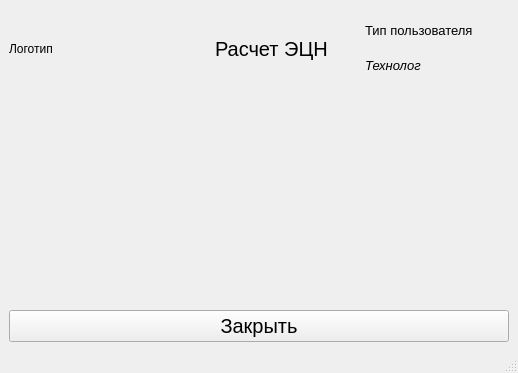
Before: the Qt Designer form pumpCalc_window.ui in yn4kwert/Technologist, drawn with Qt 5.
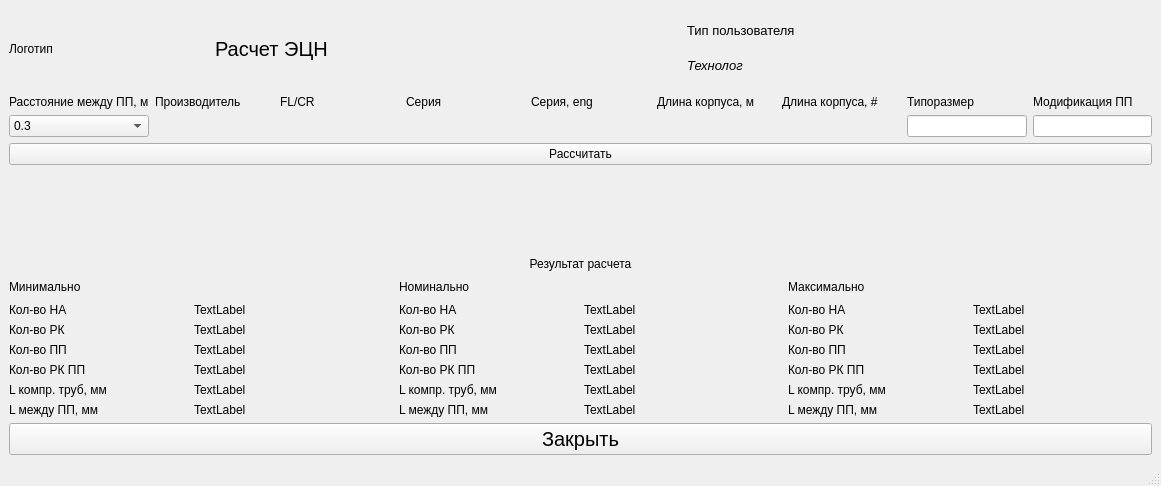
After: the same form once the commit is applied.

Commit message: PumpCalc started

Patch:
```diff
--- a/pumpCalc_window.ui
+++ b/pumpCalc_window.ui
@@ -6,8 +6,8 @@
    <rect>
     <x>0</x>
     <y>0</y>
-    <width>518</width>
-    <height>373</height>
+    <width>1161</width>
+    <height>486</height>
    </rect>
   </property>
   <property name="windowTitle">
@@ -114,6 +114,131 @@
         </item>
        </layout>
       </item>
+      <item>
+       <layout class="QGridLayout" name="gridLayoutInput">
+        <item row="1" column="7">
+         <widget class="QLineEdit" name="lineEditlabelStagSize">
+          <property name="sizePolicy">
+           <sizepolicy hsizetype="Preferred" vsizetype="Fixed">
+            <horstretch>0</horstretch>
+            <verstretch>0</verstretch>
+           </sizepolicy>
+          </property>
+          <property name="maximumSize">
+           <size>
+            <width>200</width>
+            <height>16777215</height>
+           </size>
+          </property>
+         </widget>
+        </item>
+        <item row="1" column="0">
+         <widget class="QComboBox" name="comboBoxEXSDistanse">
+          <item>
+           <property name="text">
+            <string>0.3</string>
+           </property>
+          </item>
+          <item>
+           <property name="text">
+            <string>0.5</string>
+           </property>
+          </item>
+          <item>
+           <property name="text">
+            <string>1.0</string>
+           </property>
+          </item>
+         </widget>
+        </item>
+        <item row="0" column="7">
+         <widget class="QLabel" name="labelStagSize">
+          <property name="text">
+           <string>Типоразмер</string>
+          </property>
+         </widget>
+        </item>
+        <item row="0" column="5">
+         <widget class="QLabel" name="labelHousingLengthRus">
+          <property name="text">
+           <string>Длина корпуса, м</string>
+          </property>
+         </widget>
+        </item>
+        <item row="0" column="0">
+         <widget class="QLabel" name="labelEXSDistanse">
+          <property name="text">
+           <string>Расстояние между ПП, м</string>
+          </property>
+         </widget>
+        </item>
+        <item row="0" column="6">
+         <widget class="QLabel" name="labelHousingLengthEng">
+          <property name="text">
+           <string>Длина корпуса, #</string>
+          </property>
+         </widget>
+        </item>
+        <item row="0" column="4">
+         <widget class="QLabel" name="labelSeriesEng">
+          <property name="text">
+           <string>Серия, eng</string>
+          </property>
+         </widget>
+        </item>
+        <item row="0" column="1">
+         <widget class="QLabel" name="labelProductLine">
+          <property name="text">
+           <string>Производитель</string>
+          </property>
+         </widget>
+        </item>
+        <item row="0" column="3">
+         <widget class="QLabel" name="labelSeriesRus">
+          <property name="text">
+           <string>Серия</string>
+          </property>
+         </widget>
+        </item>
+        <item row="0" column="2">
+         <widget class="QLabel" name="labelFLCR">
+          <property name="text">
+           <string>FL/CR</string>
+          </property>
+         </widget>
+        </item>
+        <item row="0" column="8">
+         <widget class="QLabel" name="labelBearingMod">
+          <property name="text">
+           <string>Модификация ПП</string>
+          </property>
+         </widget>
+        </item>
+        <item row="1" column="8">
+         <widget class="QLineEdit" name="lineEditlabelBearingMod">
+          <property name="sizePolicy">
+           <sizepolicy hsizetype="Preferred" vsizetype="Fixed">
+            <horstretch>0</horstretch>
+            <verstretch>0</verstretch>
+           </sizepolicy>
+          </property>
+          <property name="maximumSize">
+           <size>
+            <width>200</width>
+            <height>16777215</height>
+           </size>
+          </property>
+         </widget>
+        </item>
+       </layout>
+      </item>
+      <item>
+       <widget class="QPushButton" name="pushButtonCalculate">
+        <property name="text">
+         <string>Рассчитать</string>
+        </property>
+       </widget>
+      </item>
       <item>
        <spacer name="verticalSpacer">
         <property name="orientation">
@@ -122,11 +247,345 @@
         <property name="sizeHint" stdset="0">
          <size>
           <width>20</width>
-          <height>40</height>
+          <height>0</height>
          </size>
         </property>
        </spacer>
       </item>
+      <item>
+       <widget class="QLabel" name="labelCalcRes">
+        <property name="text">
+         <string>Результат расчета</string>
+        </property>
+        <property name="alignment">
+         <set>Qt::AlignCenter</set>
+        </property>
+        <property name="wordWrap">
+         <bool>false</bool>
+        </property>
+       </widget>
+      </item>
+      <item>
+       <layout class="QGridLayout" name="gridLayoutResult">
+        <item row="0" column="1">
+         <spacer name="horizontalSpacer">
+          <property name="orientation">
+           <enum>Qt::Horizontal</enum>
+          </property>
+          <property name="sizeType">
+           <enum>QSizePolicy::Fixed</enum>
+          </property>
+          <property name="sizeHint" stdset="0">
+           <size>
+            <width>20</width>
+            <height>20</height>
+           </size>
+          </property>
+         </spacer>
+        </item>
+        <item row="0" column="0">
+         <widget class="QLabel" name="labelMinRes">
+          <property name="text">
+           <string>Минимально</string>
+          </property>
+         </widget>
+        </item>
+        <item row="0" column="4">
+         <widget class="QLabel" name="labelMaxRes">
+          <property name="text">
+           <string>Максимально</string>
+          </property>
+         </widget>
+        </item>
+        <item row="0" column="2">
+         <widget class="QLabel" name="labelNomRes">
+          <property name="text">
+           <string>Номинально</string>
+          </property>
+         </widget>
+        </item>
+        <item row="1" column="2">
+         <layout class="QGridLayout" name="gridLayoutResNom">
+          <item row="1" column="1">
+           <widget class="QLabel" name="label_20">
+            <property name="text">
+             <string>TextLabel</string>
+            </property>
+           </widget>
+          </item>
+          <item row="1" column="0">
+           <widget class="QLabel" name="labelImpNumNom">
+            <property name="text">
+             <string>Кол-во РК</string>
+            </property>
+           </widget>
+          </item>
+          <item row="0" column="0">
+           <widget class="QLabel" name="labelDifNumNom">
+            <property name="text">
+             <string>Кол-во НА</string>
+            </property>
+           </widget>
+          </item>
+          <item row="3" column="0">
+           <widget class="QLabel" name="labelBrgImpNumNom">
+            <property name="text">
+             <string>Кол-во РК ПП</string>
+            </property>
+           </widget>
+          </item>
+          <item row="0" column="1">
+           <widget class="QLabel" name="label_9">
+            <property name="text">
+             <string>TextLabel</string>
+            </property>
+           </widget>
+          </item>
+          <item row="3" column="1">
+           <widget class="QLabel" name="label_22">
+            <property name="text">
+             <string>TextLabel</string>
+            </property>
+           </widget>
+          </item>
+          <item row="2" column="1">
+           <widget class="QLabel" name="label_23">
+            <property name="text">
+             <string>TextLabel</string>
+            </property>
+           </widget>
+          </item>
+          <item row="2" column="0">
+           <widget class="QLabel" name="labelBrgNumNom">
+            <property name="text">
+             <string>Кол-во ПП</string>
+            </property>
+           </widget>
+          </item>
+          <item row="5" column="1">
+           <widget class="QLabel" name="label_7">
+            <property name="text">
+             <string>TextLabel</string>
+            </property>
+           </widget>
+          </item>
+          <item row="5" column="0">
+           <widget class="QLabel" name="labelLenBetweenBrgNom">
+            <property name="text">
+             <string>L между ПП, мм</string>
+            </property>
+           </widget>
+          </item>
+          <item row="4" column="0">
+           <widget class="QLabel" name="labelComprTubeLenNom">
+            <property name="text">
+             <string>L компр. труб, мм</string>
+            </property>
+           </widget>
+          </item>
+          <item row="4" column="1">
+           <widget class="QLabel" name="label_24">
+            <property name="text">
+             <string>TextLabel</string>
+            </property>
+           </widget>
+          </item>
+         </layout>
+        </item>
+        <item row="1" column="4">
+         <layout class="QGridLayout" name="gridLayoutResMax">
+          <item row="1" column="1">
+           <widget class="QLabel" name="label_25">
+            <property name="text">
+             <string>TextLabel</string>
+            </property>
+           </widget>
+          </item>
+          <item row="1" column="0">
+           <widget class="QLabel" name="labelImpNumMax">
+            <property name="text">
+             <string>Кол-во РК</string>
+            </property>
+           </widget>
+          </item>
+          <item row="0" column="0">
+           <widget class="QLabel" name="labelDifNumMax">
+            <property name="text">
+             <string>Кол-во НА</string>
+            </property>
+           </widget>
+          </item>
+          <item row="3" column="0">
+           <widget class="QLabel" name="labelBrgImpNumMax">
+            <property name="text">
+             <string>Кол-во РК ПП</string>
+            </property>
+           </widget>
+          </item>
+          <item row="0" column="1">
+           <widget class="QLabel" name="label_10">
+            <property name="text">
+             <string>TextLabel</string>
+            </property>
+           </widget>
+          </item>
+          <item row="3" column="1">
+           <widget class="QLabel" name="label_26">
+            <property name="text">
+             <string>TextLabel</string>
+            </property>
+           </widget>
+          </item>
+          <item row="2" column="1">
+           <widget class="QLabel" name="label_27">
+            <property name="text">
+             <string>TextLabel</string>
+            </property>
+           </widget>
+          </item>
+          <item row="2" column="0">
+           <widget class="QLabel" name="labelBrgNumMax">
+            <property name="text">
+             <string>Кол-во ПП</string>
+            </property>
+           </widget>
+          </item>
+          <item row="5" column="1">
+           <widget class="QLabel" name="label_28">
+            <property name="text">
+             <string>TextLabel</string>
+            </property>
+           </widget>
+          </item>
+          <item row="5" column="0">
+           <widget class="QLabel" name="labelLenBetweenBrgMax">
+            <property name="text">
+             <string>L между ПП, мм</string>
+            </property>
+           </widget>
+          </item>
+          <item row="4" column="0">
+           <widget class="QLabel" name="labelComprTubeLenMax">
+            <property name="text">
+             <string>L компр. труб, мм</string>
+            </property>
+           </widget>
+          </item>
+          <item row="4" column="1">
+           <widget class="QLabel" name="label_29">
+            <property name="text">
+             <string>TextLabel</string>
+            </property>
+           </widget>
+          </item>
+         </layout>
+        </item>
+        <item row="1" column="0">
+         <layout class="QGridLayout" name="gridLayoutResMin">
+          <item row="1" column="1">
+           <widget class="QLabel" name="label_18">
+            <property name="text">
+             <string>TextLabel</string>
+            </property>
+           </widget>
+          </item>
+          <item row="1" column="0">
+           <widget class="QLabel" name="labelImpNumMin">
+            <property name="text">
+             <string>Кол-во РК</string>
+            </property>
+           </widget>
+          </item>
+          <item row="0" column="0">
+           <widget class="QLabel" name="labelDifNumMin">
+            <property name="text">
+             <string>Кол-во НА</string>
+            </property>
+           </widget>
+          </item>
+          <item row="3" column="0">
+           <widget class="QLabel" name="labelBrgImpNumMin">
+            <property name="text">
+             <string>Кол-во РК ПП</string>
+            </property>
+           </widget>
+          </item>
+          <item row="0" column="1">
+           <widget class="QLabel" name="label_8">
+            <property name="text">
+             <string>TextLabel</string>
+            </property>
+           </widget>
+          </item>
+          <item row="3" column="1">
+           <widget class="QLabel" name="label_17">
+            <property name="text">
+             <string>TextLabel</string>
+            </property>
+           </widget>
+          </item>
+          <item row="2" column="1">
+           <widget class="QLabel" name="label_19">
+            <property name="text">
+             <string>TextLabel</string>
+            </property>
+           </widget>
+          </item>
+          <item row="2" column="0">
+           <widget class="QLabel" name="labelBrgNumMin">
+            <property name="text">
+             <string>Кол-во ПП</string>
+            </property>
+           </widget>
+          </item>
+          <item row="5" column="1">
+           <widget class="QLabel" name="label_6">
+            <property name="text">
+             <string>TextLabel</string>
+            </property>
+           </widget>
+          </item>
+          <item row="5" column="0">
+           <widget class="QLabel" name="labelLenBetweenBrgMin">
+            <property name="text">
+             <string>L между ПП, мм</string>
+            </property>
+           </widget>
+          </item>
+          <item row="4" column="0">
+           <widget class="QLabel" name="labelComprTubeLenMin">
+            <property name="text">
+             <string>L компр. труб, мм</string>
+            </property>
+           </widget>
+          </item>
+          <item row="4" column="1">
+           <widget class="QLabel" name="label_21">
+            <property name="text">
+             <string>TextLabel</string>
+            </property>
+           </widget>
+          </item>
+         </layout>
+        </item>
+        <item row="0" column="3">
+         <spacer name="horizontalSpacer_2">
+          <property name="orientation">
+           <enum>Qt::Horizontal</enum>
+          </property>
+          <property name="sizeType">
+           <enum>QSizePolicy::Fixed</enum>
+          </property>
+          <property name="sizeHint" stdset="0">
+           <size>
+            <width>20</width>
+            <height>20</height>
+           </size>
+          </property>
+         </spacer>
+        </item>
+       </layout>
+      </item>
       <item>
        <widget class="QPushButton" name="pushButtonClose">
         <property name="font">
```
Left out of the diff: 4 changed lines with no effect on the pictures. The commit also changes 2 other files.
